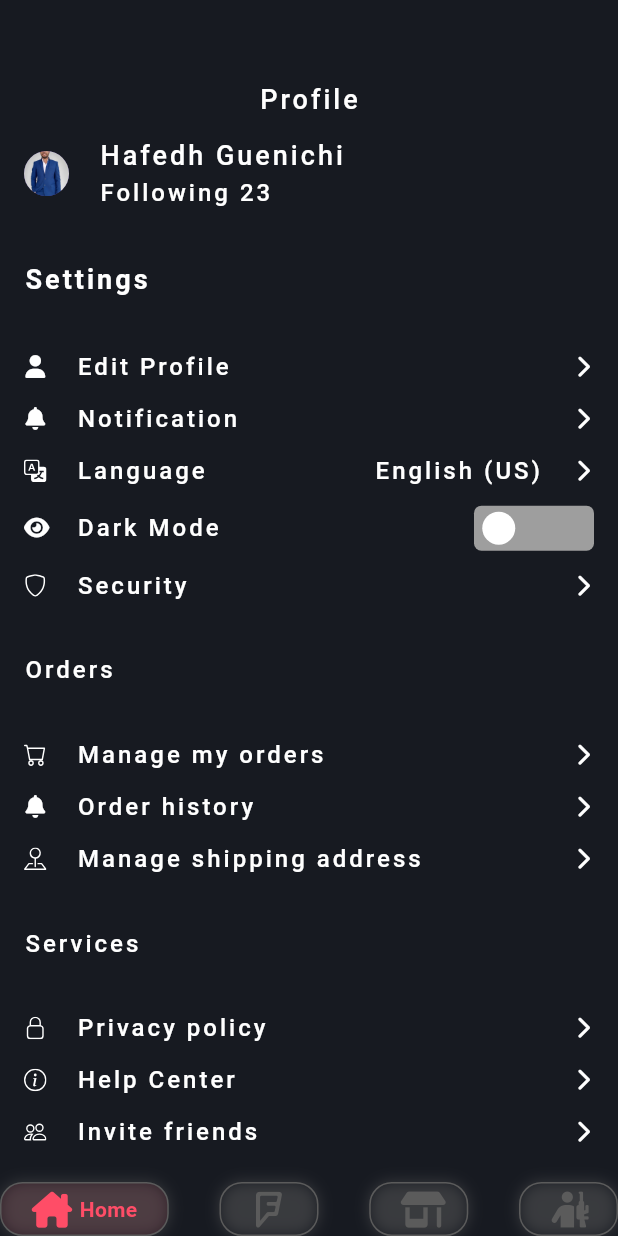
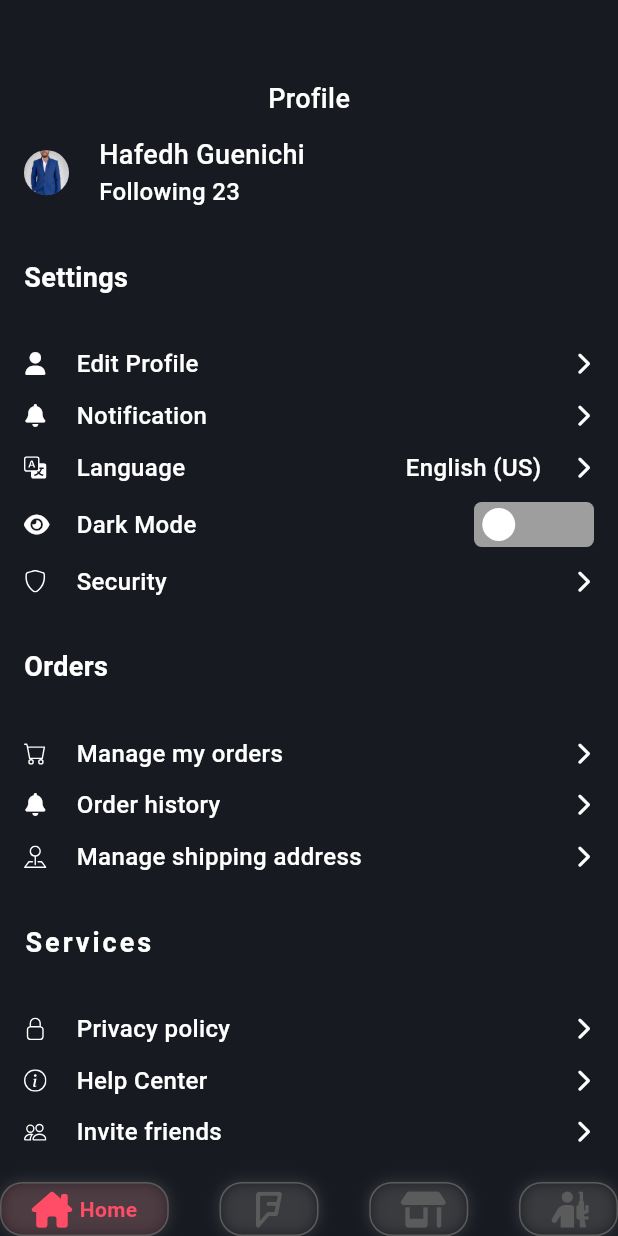
Before and after one commit to hafedh049/luxy, a Flutter app: the Home screen opened directly, on a phone screen of 412 x 824 dp. Run offline on Flutter 3.47's test engine with Material 3 defaults, Android fonts, the phone set to English and light mode, and no system bars; drawn by our look-alikes of flutter_switch, google_nav_bar; our stand-ins replace flutter_animate, fluttertoast, hive, icons_plus, lottie, smooth_page_indicator; accounts and stored records are empty.

Commit message:
ModifiedM lib/views/profile.dart

```diff
--- a/lib/views/profile.dart
+++ b/lib/views/profile.dart
@@ -18,7 +18,7 @@ class _ProfileState extends State<Profile> {
       mainAxisAlignment: MainAxisAlignment.spaceAround,
       children: <Widget>[
         const SizedBox(height: 20),
-        const Row(mainAxisAlignment: MainAxisAlignment.center, children: <Widget>[Text("Profile", style: TextStyle(color: white, fontSize: 18, letterSpacing: 2, fontWeight: FontWeight.w500))]),
+        const Row(mainAxisAlignment: MainAxisAlignment.center, children: <Widget>[Text("Profile", style: TextStyle(color: white, fontSize: 18, fontWeight: FontWeight.w500))]),
         GestureDetector(
           onTap: () {},
           child: const Row(
@@ -29,15 +29,15 @@ class _ProfileState extends State<Profile> {
                 crossAxisAlignment: CrossAxisAlignment.start,
                 mainAxisSize: MainAxisSize.min,
                 children: <Widget>[
-                  Text("Hafedh Guenichi", style: TextStyle(color: white, fontSize: 18, letterSpacing: 2, fontWeight: FontWeight.w500)),
-                  Text("Following 23", style: TextStyle(color: white, fontSize: 16, letterSpacing: 2, fontWeight: FontWeight.w500)),
+                  Text("Hafedh Guenichi", style: TextStyle(color: white, fontSize: 18, fontWeight: FontWeight.w500)),
+                  Text("Following 23", style: TextStyle(color: white, fontSize: 16, fontWeight: FontWeight.w500)),
                 ],
               ),
             ],
           ),
         ),
         const SizedBox(height: 10),
-        const Text("Settings", style: TextStyle(color: white, fontSize: 18, letterSpacing: 2, fontWeight: FontWeight.bold)),
+        const Text("Settings", style: TextStyle(color: white, fontSize: 18, fontWeight: FontWeight.bold)),
         const SizedBox(height: 10),
         GestureDetector(
           onTap: () {},
@@ -45,7 +45,7 @@ class _ProfileState extends State<Profile> {
             children: <Widget>[
               Icon(FontAwesome.user, size: 15, color: white),
               SizedBox(width: 20),
-              Text("Edit Profile", style: TextStyle(color: white, fontSize: 16, letterSpacing: 2, fontWeight: FontWeight.w500)),
+              Text("Edit Profile", style: TextStyle(color: white, fontSize: 16, fontWeight: FontWeight.w500)),
               Spacer(),
               Icon(FontAwesome.chevron_right_solid, size: 15, color: white),
             ],
@@ -57,7 +57,7 @@ class _ProfileState extends State<Profile> {
             children: <Widget>[
               Icon(FontAwesome.bell, size: 15, color: white),
               SizedBox(width: 20),
-              Text("Notification", style: TextStyle(color: white, fontSize: 16, letterSpacing: 2, fontWeight: FontWeight.w500)),
+              Text("Notification", style: TextStyle(color: white, fontSize: 16, fontWeight: FontWeight.w500)),
               Spacer(),
               Icon(FontAwesome.chevron_right_solid, size: 15, color: white),
             ],
@@ -69,9 +69,9 @@ class _ProfileState extends State<Profile> {
             children: <Widget>[
               Icon(Bootstrap.translate, size: 15, color: white),
               SizedBox(width: 20),
-              Text("Language", style: TextStyle(color: white, fontSize: 16, letterSpacing: 2, fontWeight: FontWeight.w500)),
+              Text("Language", style: TextStyle(color: white, fontSize: 16, fontWeight: FontWeight.w500)),
               Spacer(),
-              Text("English (US)", style: TextStyle(color: white, fontSize: 16, letterSpacing: 2, fontWeight: FontWeight.w500)),
+              Text("English (US)", style: TextStyle(color: white, fontSize: 16, fontWeight: FontWeight.w500)),
               SizedBox(width: 20),
               Icon(FontAwesome.chevron_right_solid, size: 15, color: white),
             ],
@@ -83,7 +83,7 @@ class _ProfileState extends State<Profile> {
             children: <Widget>[
               const Icon(FontAwesome.eye, size: 15, color: white),
               const SizedBox(width: 20),
-              const Text("Dark Mode", style: TextStyle(color: white, fontSize: 16, letterSpacing: 2, fontWeight: FontWeight.w500)),
+              const Text("Dark Mode", style: TextStyle(color: white, fontSize: 16, fontWeight: FontWeight.w500)),
               const Spacer(),
               StatefulBuilder(
                 builder: (BuildContext context, void Function(void Function()) setS) {
@@ -115,14 +115,14 @@ class _ProfileState extends State<Profile> {
             children: <Widget>[
               Icon(Bootstrap.shield, size: 15, color: white),
               SizedBox(width: 20),
-              Text("Security", style: TextStyle(color: white, fontSize: 16, letterSpacing: 2, fontWeight: FontWeight.w500)),
+              Text("Security", style: TextStyle(color: white, fontSize: 16, fontWeight: FontWeight.w500)),
               Spacer(),
               Icon(FontAwesome.chevron_right_solid, size: 15, color: white),
             ],
           ),
         ),
         const SizedBox(height: 10),
-        const Text("Orders", style: TextStyle(color: white, fontSize: 16, letterSpacing: 2, fontWeight: FontWeight.w500)),
+        const Text("Orders", style: TextStyle(color: white, fontSize: 18, fontWeight: FontWeight.bold)),
         const SizedBox(height: 10),
         GestureDetector(
           onTap: () {},
@@ -130,7 +130,7 @@ class _ProfileState extends State<Profile> {
             children: <Widget>[
               Icon(Bootstrap.cart, size: 15, color: white),
               SizedBox(width: 20),
-              Text("Manage my orders", style: TextStyle(color: white, fontSize: 16, letterSpacing: 2, fontWeight: FontWeight.w500)),
+              Text("Manage my orders", style: TextStyle(color: white, fontSize: 16, fontWeight: FontWeight.w500)),
               Spacer(),
               Icon(FontAwesome.chevron_right_solid, size: 15, color: white),
             ],
@@ -142,7 +142,7 @@ class _ProfileState extends State<Profile> {
             children: <Widget>[
               Icon(FontAwesome.bell, size: 15, color: white),
               SizedBox(width: 20),
-              Text("Order history", style: TextStyle(color: white, fontSize: 16, letterSpacing: 2, fontWeight: FontWeight.w500)),
+              Text("Order history", style: TextStyle(color: white, fontSize: 16, fontWeight: FontWeight.w500)),
               Spacer(),
               Icon(FontAwesome.chevron_right_solid, size: 15, color: white),
             ],
@@ -154,14 +154,14 @@ class _ProfileState extends State<Profile> {
             children: <Widget>[
               Icon(Bootstrap.pin_map, size: 15, color: white),
               SizedBox(width: 20),
-              Text("Manage shipping address", style: TextStyle(color: white, fontSize: 16, letterSpacing: 2, fontWeight: FontWeight.w500)),
+              Text("Manage shipping address", style: TextStyle(color: white, fontSize: 16, fontWeight: FontWeight.w500)),
               Spacer(),
               Icon(FontAwesome.chevron_right_solid, size: 15, color: white),
             ],
           ),
         ),
         const SizedBox(height: 10),
-        const Text("Services", style: TextStyle(color: white, fontSize: 16, letterSpacing: 2, fontWeight: FontWeight.w500)),
+        const Text("Services", style: TextStyle(color: white, fontSize: 18, letterSpacing: 2, fontWeight: FontWeight.bold)),
         const SizedBox(height: 10),
         GestureDetector(
           onTap: () {},
@@ -169,7 +169,7 @@ class _ProfileState extends State<Profile> {
             children: <Widget>[
               Icon(Bootstrap.lock, size: 15, color: white),
               SizedBox(width: 20),
-              Text("Privacy policy", style: TextStyle(color: white, fontSize: 16, letterSpacing: 2, fontWeight: FontWeight.w500)),
+              Text("Privacy policy", style: TextStyle(color: white, fontSize: 16, fontWeight: FontWeight.w500)),
               Spacer(),
               Icon(FontAwesome.chevron_right_solid, size: 15, color: white),
             ],
@@ -181,7 +181,7 @@ class _ProfileState extends State<Profile> {
             children: <Widget>[
               Icon(Bootstrap.info_circle, size: 15, color: white),
               SizedBox(width: 20),
-              Text("Help Center", style: TextStyle(color: white, fontSize: 16, letterSpacing: 2, fontWeight: FontWeight.w500)),
+              Text("Help Center", style: TextStyle(color: white, fontSize: 16, fontWeight: FontWeight.w500)),
               Spacer(),
               Icon(FontAwesome.chevron_right_solid, size: 15, color: white),
             ],
@@ -193,7 +193,7 @@ class _ProfileState extends State<Profile> {
             children: <Widget>[
               Icon(Bootstrap.people, size: 15, color: white),
               SizedBox(width: 20),
-              Text("Invite friends", style: TextStyle(color: white, fontSize: 16, letterSpacing: 2, fontWeight: FontWeight.w500)),
+              Text("Invite friends", style: TextStyle(color: white, fontSize: 16, fontWeight: FontWeight.w500)),
               Spacer(),
               Icon(FontAwesome.chevron_right_solid, size: 15, color: white),
             ],
```
